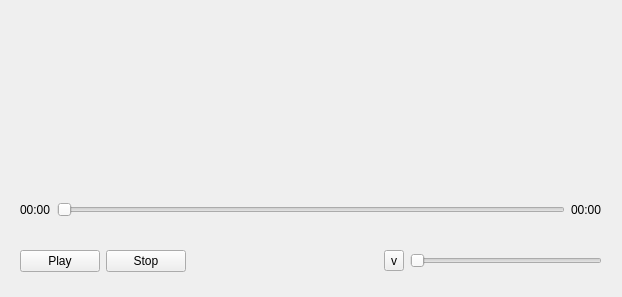
This is tank/qmplayerui.ui in photonlili/Tank as Qt 5 draws it before an edit. The edited form follows.
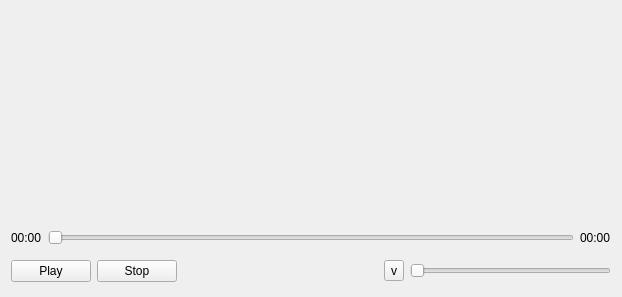
This is the edited form. Custom widgets are drawn as their Qt base class.

What changed in the file:
```diff
--- a/tank/qmplayerui.ui
+++ b/tank/qmplayerui.ui
@@ -60,10 +60,22 @@
      <property name="maximumSize">
       <size>
        <width>16777215</width>
-       <height>40</height>
+       <height>24</height>
       </size>
      </property>
      <layout class="QHBoxLayout" name="horizontalLayout_2">
+      <property name="leftMargin">
+       <number>0</number>
+      </property>
+      <property name="topMargin">
+       <number>0</number>
+      </property>
+      <property name="rightMargin">
+       <number>0</number>
+      </property>
+      <property name="bottomMargin">
+       <number>0</number>
+      </property>
       <item>
        <widget class="QLabel" name="label_timepos">
         <property name="text">
@@ -93,10 +105,22 @@
      <property name="maximumSize">
       <size>
        <width>16777215</width>
-       <height>50</height>
+       <height>30</height>
       </size>
      </property>
      <layout class="QHBoxLayout" name="horizontalLayout">
+      <property name="leftMargin">
+       <number>0</number>
+      </property>
+      <property name="topMargin">
+       <number>0</number>
+      </property>
+      <property name="rightMargin">
+       <number>0</number>
+      </property>
+      <property name="bottomMargin">
+       <number>0</number>
+      </property>
       <item>
        <widget class="QCPushButton" name="btn_play">
         <property name="text">
@@ -118,7 +142,7 @@
         </property>
         <property name="sizeHint" stdset="0">
          <size>
-          <width>113</width>
+          <width>40</width>
           <height>20</height>
          </size>
         </property>
```
